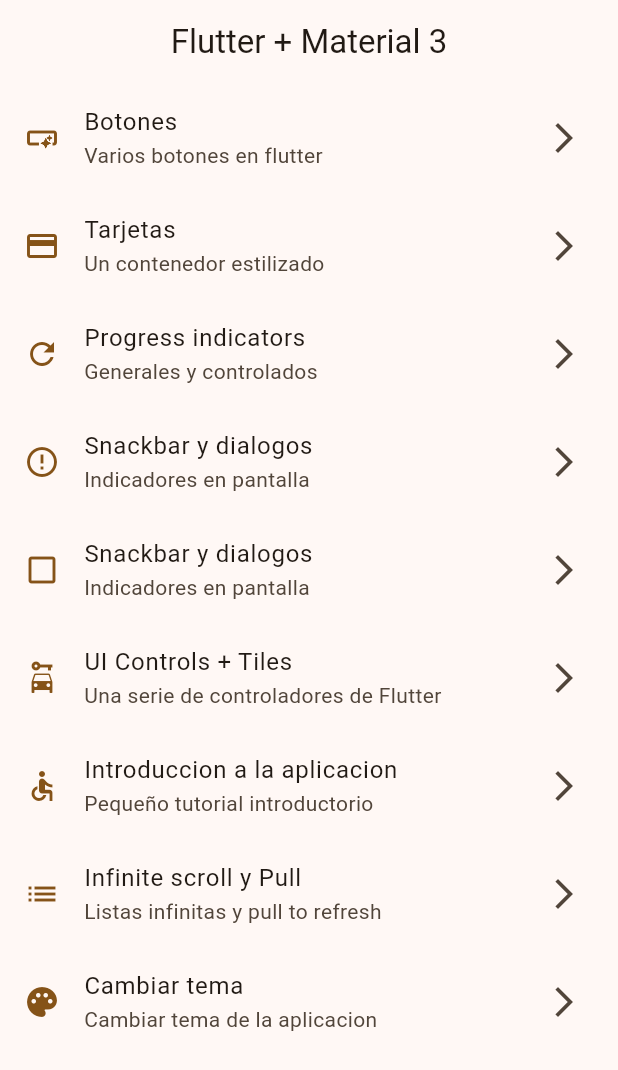
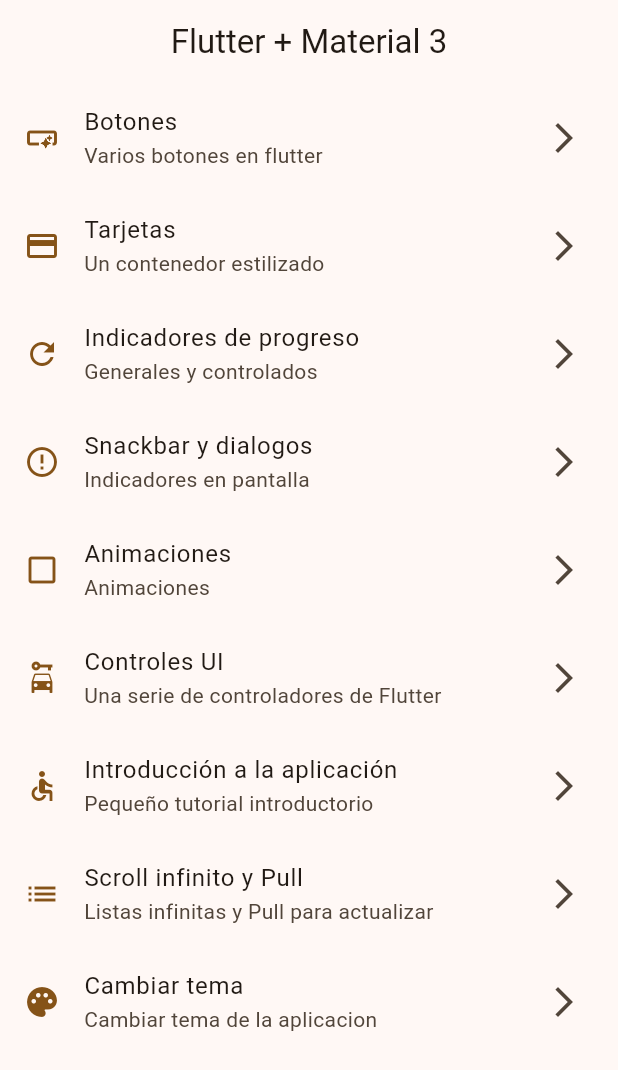
Before and after one commit to DIoads/widgets_app, a Flutter app: the screen it shows after launch, on a phone screen of 412 x 824 dp. Shown: the top 1070 px of the screen. Run offline on Flutter 3.47's test engine with Material 3 defaults, Android fonts, the phone set to English and light mode, and no system bars; our stand-ins replace go_router.

Commit message:
22-Marzo-2024 Se agregaron pantallas faltantes

```diff
--- a/lib/config/menu/menu_items.dart
+++ b/lib/config/menu/menu_items.dart
@@ -29,9 +29,9 @@ const appMenuItems = <MenuItem>[
       nameScreen: 'CardScreen',
       icon: Icons.credit_card),
   MenuItem(
-      title: 'Progress indicators',
+      title: 'Indicadores de progreso',
       subtitle: 'Generales y controlados',
-      link: '/indicators',
+      link: '/progress',
       nameScreen: 'ProgressScreen',
       icon: Icons.refresh),
   MenuItem(
@@ -41,33 +41,33 @@ const appMenuItems = <MenuItem>[
       nameScreen: 'SnackBarScreen',
       icon: Icons.error_outline),
   MenuItem(
-      title: 'Snackbar y dialogos',
-      subtitle: 'Indicadores en pantalla',
-      link: '/dialogs',
-      nameScreen: 'DialogScreen',
+      title: 'Animaciones',
+      subtitle: 'Animaciones',
+      link: '/animated',
+      nameScreen: 'AnimatedScreen',
       icon: Icons.crop_din),
   MenuItem(
-      title: 'UI Controls + Tiles',
+      title: 'Controles UI',
       subtitle: 'Una serie de controladores de Flutter',
-      link: '/controllers',
-      nameScreen: 'ControllerScreen',
+      link: '/uicontrols',
+      nameScreen: 'UIControllerScreen',
       icon: Icons.car_rental),
   MenuItem(
-      title: 'Introduccion a la aplicacion',
+      title: 'Introducción a la aplicación',
       subtitle: 'Pequeño tutorial introductorio',
       link: '/tutorial',
       nameScreen: 'TutorialScreen',
       icon: Icons.accessible),
   MenuItem(
-      title: 'Infinite scroll y Pull',
-      subtitle: 'Listas infinitas y pull to refresh',
-      link: '/lists',
-      nameScreen: 'ListScreen',
+      title: 'Scroll infinito y Pull',
+      subtitle: 'Listas infinitas y Pull para actualizar',
+      link: '/infinite',
+      nameScreen: 'InfiniteScrollScreen',
       icon: Icons.list),
   MenuItem(
       title: 'Cambiar tema',
       subtitle: 'Cambiar tema de la aplicacion',
       link: '/theme',
-      nameScreen: 'ThemeScreen',
+      nameScreen: 'ThemeChangerScreen',
       icon: Icons.palette)
 ];
--- a/lib/config/routers/router.dart
+++ b/lib/config/routers/router.dart
@@ -1,7 +1,14 @@
 import 'package:go_router/go_router.dart';
+import 'package:widgets_app/presentation/screens/animated/animated_screen.dart';
 import 'package:widgets_app/presentation/screens/buttons/button_screen.dart';
 import 'package:widgets_app/presentation/screens/cards/card_screen.dart';
-import 'package:widgets_app/presentation/screens/home/home.dart';
+import 'package:widgets_app/presentation/screens/home/home_screen.dart';
+import 'package:widgets_app/presentation/screens/infinite_scroll/infinite_scroll_screen.dart';
+import 'package:widgets_app/presentation/screens/progress/progress_screen.dart';
+import 'package:widgets_app/presentation/screens/snackbars/snackbar_screen.dart';
+import 'package:widgets_app/presentation/screens/theme_changer/theme_changer_screen.dart';
+import 'package:widgets_app/presentation/screens/tutorial/tutorial_screen.dart';
+import 'package:widgets_app/presentation/screens/ui_controls/ui_controls_screen.dart';
 
 // GoRouter configuration
 final appRouter = GoRouter(
@@ -23,5 +30,40 @@ final appRouter = GoRouter(
       name: const CardScreen().name,
       builder: (context, state) => const CardScreen(),
     ),
+    GoRoute(
+      path: '/progress',
+      name: const ProgressScreen().name,
+      builder: (context, state) => const ProgressScreen(),
+    ),
+    GoRoute(
+      path: '/snackbars',
+      name: const SnackBarScreen().name,
+      builder: (context, state) => const SnackBarScreen(),
+    ),
+    GoRoute(
+      path: '/animated',
+      name: const AnimatedScreen().name,
+      builder: (context, state) => const AnimatedScreen(),
+    ),
+    GoRoute(
+      path: '/uicontrols',
+      name: const UIControlsScreen().name,
+      builder: (context, state) => const UIControlsScreen(),
+    ),
+    GoRoute(
+      path: '/tutorial',
+      name: const AppTutorialScreen().name,
+      builder: (context, state) => const AppTutorialScreen(),
+    ),
+    GoRoute(
+      path: '/infinite',
+      name: const InfiniteScrollScreen().name,
+      builder: (context, state) => const InfiniteScrollScreen(),
+    ),
+    GoRoute(
+      path: '/theme',
+      name: const ThemeChangerScreen().name,
+      builder: (context, state) => const ThemeChangerScreen(),
+    ),
   ],
 );
--- a/lib/presentation/screens/buttons/button_screen.dart
+++ b/lib/presentation/screens/buttons/button_screen.dart
@@ -1,14 +1,14 @@
 import 'package:flutter/material.dart';
 
 class ButtonScreen extends StatelessWidget {
-  final String name = "ButtonScreen";
+  final String name = 'ButtonScreen';
 
   const ButtonScreen({super.key});
 
   @override
   Widget build(BuildContext context) {
     return Scaffold(
-      appBar: AppBar(title: const Text("buttons")),
+      appBar: AppBar(title: const Text('Botones')),
       body: const Placeholder(),
     );
   }
--- a/lib/presentation/screens/cards/card_screen.dart
+++ b/lib/presentation/screens/cards/card_screen.dart
@@ -1,14 +1,14 @@
 import 'package:flutter/material.dart';
 
 class CardScreen extends StatelessWidget {
-  final String name = "CardScreen";
+  final String name = 'CardScreen';
 
   const CardScreen({super.key});
 
   @override
   Widget build(BuildContext context) {
     return Scaffold(
-      appBar: AppBar(title: const Text("tarjetas")),
+      appBar: AppBar(title: const Text('Tarjetas')),
       body: const Placeholder(),
     );
   }
--- a/lib/presentation/screens/home/home.dart
+++ b/lib/presentation/screens/home/home_screen.dart
@@ -3,7 +3,7 @@ import 'package:widgets_app/config/menu/menu_items.dart';
 import 'package:widgets_app/presentation/widgets/custom_list_title.dart';
 
 class HomeScreen extends StatelessWidget {
-  final String name = "HomeScreen";
+  final String name = 'HomeScreen';
 
   const HomeScreen({super.key});
 
--- a/lib/presentation/widgets/custom_list_title.dart
+++ b/lib/presentation/widgets/custom_list_title.dart
@@ -17,7 +17,7 @@ class CustomListTitle extends StatelessWidget {
       subtitle: Text(item.subtitle),
       onTap: () {
         //print('Llamado de la liga a donde ir ${item.link}');
-        context.pushNamed(item.nameScreen);
+        context.push(item.link);
       },
     );
   }
```
Also changed, not shown: lib/presentation/screens/animated/animated_screen.dart (added, +15 -0 lines), lib/presentation/screens/infinite_scroll/infinite_scroll_screen.dart (added, +15 -0 lines), lib/presentation/screens/progress/progress_screen.dart (added, +15 -0 lines), lib/presentation/screens/snackbars/snackbar_screen.dart (added, +15 -0 lines), lib/presentation/screens/theme_changer/theme_changer_screen.dart (added, +15 -0 lines), lib/presentation/screens/tutorial/tutorial_screen.dart (added, +15 -0 lines), lib/presentation/screens/ui_controls/ui_controls_screen.dart (added, +15 -0 lines).
